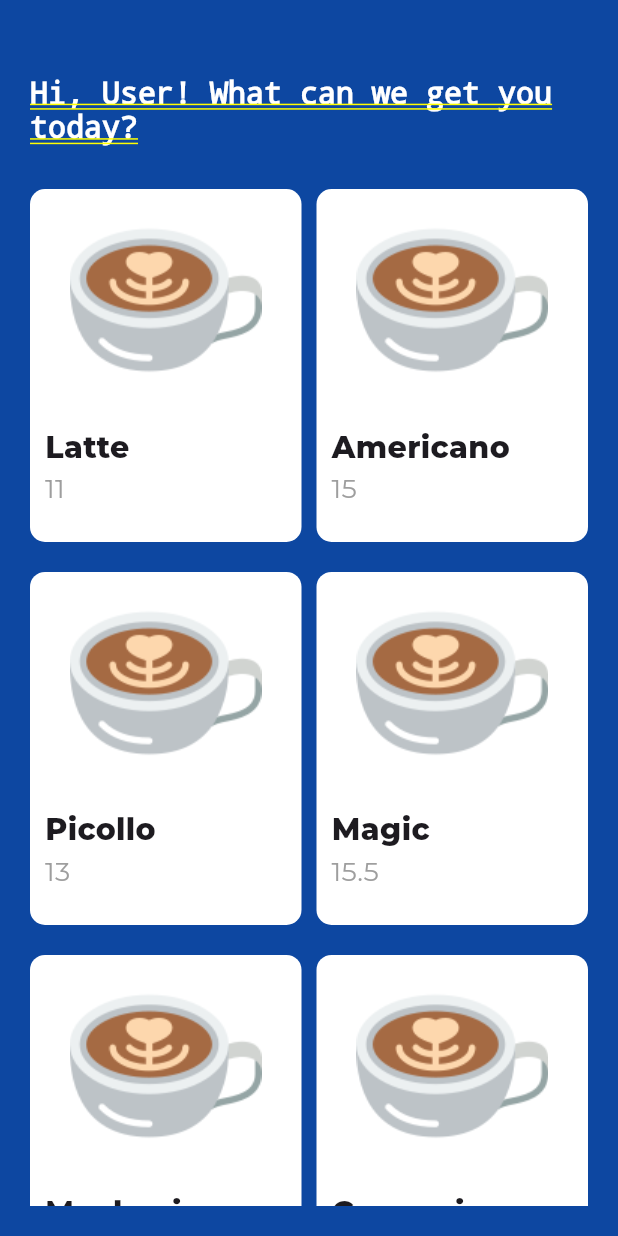
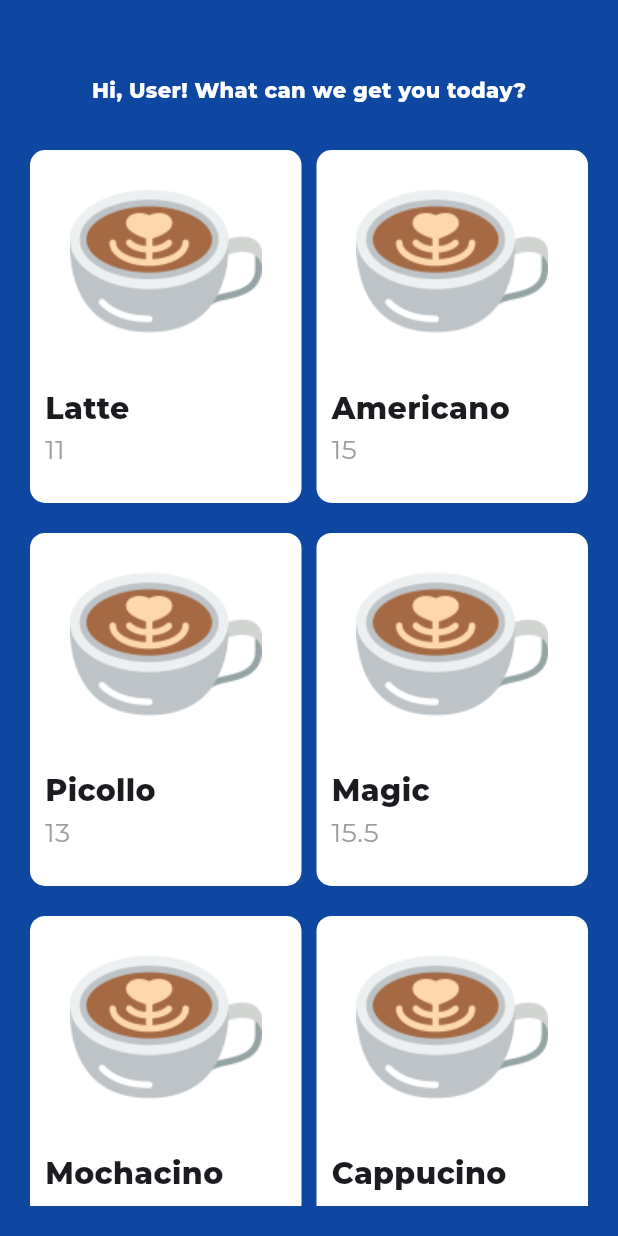
Before and after one commit to CandiceAriel/kohi, a Flutter app: the screen it shows after launch, on a phone screen of 412 x 824 dp. Run offline on Flutter 3.47's test engine with Material 3 defaults, Android fonts, the phone set to English and light mode, and no system bars; our stand-ins replace google_fonts, lottie; missing offline and left inert: flutter_view_widgets.

Commit message:
Add theme data

```diff
--- a/lib/components/card_tile.dart
+++ b/lib/components/card_tile.dart
@@ -1,5 +1,6 @@
 import 'package:flutter/material.dart';
 import 'package:provider/provider.dart';
+import 'package:flutter_view_widgets/flutter_view_widgets.dart';
 
 import '../model/coffee.dart';
 import '../model/coffee_shop.dart';
--- /dev/null
+++ b/lib/globals/themes.dart
@@ -0,0 +1,24 @@
+import 'package:flutter/material.dart';
+import 'package:google_fonts/google_fonts.dart';
+
+final ThemeData myTheme = ThemeData(
+  useMaterial3: true,
+  primaryColor: Colors.blue.shade900,
+  appBarTheme: AppBarTheme(
+      backgroundColor: Colors.blue.shade900,
+      foregroundColor: Colors.white //here you can give the text color
+      ),
+  textTheme: TextTheme(
+    displayLarge: const TextStyle(fontSize: 72, fontWeight: FontWeight.bold),
+
+    //title
+    titleLarge: GoogleFonts.montserrat(fontSize: 30),
+    titleMedium: GoogleFonts.montserrat(fontSize: 16),
+    titleSmall: GoogleFonts.montserrat(fontSize: 14),
+
+    //body
+    bodyLarge: GoogleFonts.montserrat(fontSize: 16),
+    bodyMedium: GoogleFonts.montserrat(fontSize: 14),
+    bodySmall: GoogleFonts.montserrat(fontSize: 12),
+  ),
+);
--- a/lib/main.dart
+++ b/lib/main.dart
@@ -1,13 +1,14 @@
 import 'package:flutter/material.dart';
+import 'package:google_fonts/google_fonts.dart';
+
 import 'package:kohi/model/coffee_shop.dart';
-
-import 'package:google_fonts/google_fonts.dart';
-import 'package:kohi/pages/cart_page.dart';
+import 'package:kohi/screens/cart_screen.dart';
 
 //import components
-import 'package:kohi/pages/home_page.dart';
+import 'package:kohi/screens/home_screen.dart';
 import 'package:kohi/routes.dart';
 import 'package:provider/provider.dart';
+import 'package:kohi/globals/themes.dart';
 
 void main() {
   WidgetsFlutterBinding.ensureInitialized();
@@ -22,24 +23,7 @@ class MainApp extends StatelessWidget {
     return ChangeNotifierProvider(
       create: (context) => CoffeeMenu(),
       builder: (context, child) => MaterialApp(
-        theme: ThemeData(
-          useMaterial3: true,
-          appBarTheme: AppBarTheme(
-            backgroundColor: Colors.blue.shade900,
-            foregroundColor: Colors.white //here you can give the text color
-          ),
-          textTheme: TextTheme(
-            displayLarge: const TextStyle( fontSize: 72, fontWeight: FontWeight.bold ),
-            //title
-            titleLarge: GoogleFonts.montserrat( fontSize: 30 ),
-            titleMedium: GoogleFonts.montserrat( fontSize: 16 ),
-            titleSmall: GoogleFonts.montserrat( fontSize: 14 ),
-            //body
-            bodyLarge: GoogleFonts.montserrat( fontSize: 16 ),
-            bodyMedium: GoogleFonts.montserrat( fontSize: 14 ),
-            bodySmall: GoogleFonts.montserrat( fontSize: 12),
-          ),
-        ),
+        theme: myTheme,
         debugShowCheckedModeBanner: false,
         initialRoute: '/',
         routes: routes,
--- a/lib/pages/home_page.dart
+++ /dev/null
@@ -1,16 +0,0 @@
-import 'package:flutter/material.dart';
-import 'package:kohi/pages/shop_page.dart';
-
-class HomePage extends StatefulWidget {
-  const HomePage({super.key});
-
-  @override
-  State<HomePage> createState() => _HomePageState();
-}
-
-class _HomePageState extends State<HomePage> {
-  @override
-  Widget build(BuildContext context) {
-    return MenuScreen();
-  }
-}
--- a/lib/pages/shop_page.dart
+++ /dev/null
@@ -1,105 +0,0 @@
-import 'package:flutter/material.dart';
-import 'dart:convert';
-import 'package:flutter/services.dart';
-import 'package:provider/provider.dart';
-
-import 'package:kohi/components/card_tile.dart';
-import 'package:kohi/pages/order_page.dart';
-
-import '../model/coffee.dart';
-import '../model/coffee_shop.dart';
-
-class MenuScreen extends StatefulWidget {
-  const MenuScreen({super.key});
-
-  @override
-  State<MenuScreen> createState() => _MenuScreenState();
-}
-
-class _MenuScreenState extends State<MenuScreen> {
-  List listCoffee = [];
-
-  Future<List<Coffee>> readJson() async {
-    final String response = await rootBundle.loadString('assets/json/coffee.json');
-    // final data =  json.decode(response);
-    // final dataCoffee = data['coffee'];
-    List<dynamic> parsedListJson = jsonDecode(response)['coffee'];
-    List<Coffee> itemsList = List<Coffee>.from(parsedListJson.map<Coffee>((dynamic i) => Coffee.fromJson(i))).toList();
-    for (var item in itemsList) {
-      Provider.of<CoffeeMenu>(context, listen: false).addMenu(item);
-    }
-
-    return itemsList;
-  }
-
-  void goToOrderPage(Coffee coffee){
-    // Provider.of<CoffeeMenu>(context, listen: false).addItemToCart(coffee);
-    // showDialog(
-    //   context: context, builder: (context) => AlertDialog(
-    //     title: Text("Added"),
-    //   )
-    // );
-    Navigator.push(
-      context,
-      MaterialPageRoute(
-        builder: (context) => OrderPage(coffee: coffee)
-      )
-    );
-  }
-
-
-  @override
-  void initState() {
-    // TODO: implement initState
-    super.initState();
-    readJson();
-  }
-
-  @override
-  Widget build(BuildContext context) {
-
-    return Consumer<CoffeeMenu>(
-      builder: (context, value, child) => Container(
-        color: Colors.blue.shade900,
-        child: Padding(
-          padding: EdgeInsets.all(20.0),
-          child: Column(
-            children: [
-              Container(
-                margin: EdgeInsets.only(top: 30.0, bottom: 30.0),
-                child: const Text(
-                  'Hi, User! What can we get you today?',
-                  style: TextStyle(
-                    fontSize: 20,
-                    fontWeight: FontWeight.w800,
-                    color: Colors.white
-                  ),
-                ),
-              ),
-
-              Expanded(
-                child: GridView.builder(
-                  gridDelegate: const SliverGridDelegateWithFixedCrossAxisCount(
-                    crossAxisCount: 2,
-                    childAspectRatio: 2 / 2.6,
-                    crossAxisSpacing: 10,
-                    mainAxisSpacing: 20
-                  ),
-                  itemCount: value.menus.length,
-                  itemBuilder: (context, index){
-                    if(value.menus.isNotEmpty) {
-                      Coffee eachCoffee = value.menus[index];
-                      return CardTile(coffee: eachCoffee, onPressed: () => goToOrderPage(eachCoffee));
-                    } else {
-                      return Text('No menu available');
-                    }
-                  }
-                )
-              )
-            ]
-          ),
-        ),
-      )
-    );
-  }
-}
--- a/lib/routes.dart
+++ b/lib/routes.dart
@@ -2,19 +2,18 @@ import 'package:flutter/material.dart';
 
 import './layout/default.dart';
 
-import './pages/cart_page.dart';
-import './pages/home_page.dart';
-import './pages/order_page.dart';
-import './pages/shop_page.dart';
+import 'screens/cart_screen.dart';
+import 'screens/home_screen.dart';
+import 'screens/order_screen.dart';
+import 'screens/menu_screen.dart';
 
 
 var routes = <String, WidgetBuilder>{
   '/home': (context) => DefaultScaffold(
-    title: "",
     bodyWidget: const HomePage(),
   ),
   '/cart': (context) => DefaultScaffold(
     title: 'Cart',
-    bodyWidget: CartPage(),
+    bodyWidget: const CartPage(),
   ),
 };
--- /dev/null
+++ b/lib/screens/home_screen.dart
@@ -0,0 +1,16 @@
+import 'package:flutter/material.dart';
+import 'package:kohi/screens/menu_screen.dart';
+
+class HomePage extends StatefulWidget {
+  const HomePage({super.key});
+
+  @override
+  State<HomePage> createState() => _HomePageState();
+}
+
+class _HomePageState extends State<HomePage> {
+  @override
+  Widget build(BuildContext context) {
+    return MenuScreen();
+  }
+}
--- /dev/null
+++ b/lib/screens/menu_screen.dart
@@ -0,0 +1,105 @@
+import 'package:flutter/material.dart';
+import 'dart:convert';
+import 'package:flutter/services.dart';
+import 'package:provider/provider.dart';
+
+import 'package:kohi/components/card_tile.dart';
+import 'package:kohi/screens/order_screen.dart';
+
+import '../model/coffee.dart';
+import '../model/coffee_shop.dart';
+
+class MenuScreen extends StatefulWidget {
+  const MenuScreen({super.key});
+
+  @override
+  State<MenuScreen> createState() => _MenuScreenState();
+}
+
+class _MenuScreenState extends State<MenuScreen> {
+
+  List listCoffee = [];
+
+  Future<List<Coffee>> readJson() async {
+    final String response = await rootBundle.loadString('assets/json/coffee.json');
+    // final data =  json.decode(response);
+    // final dataCoffee = data['coffee'];
+    List<dynamic> parsedListJson = jsonDecode(response)['coffee'];
+    List<Coffee> itemsList = List<Coffee>.from(parsedListJson.map<Coffee>((dynamic i) => Coffee.fromJson(i))).toList();
+    for (var item in itemsList) {
+      Provider.of<CoffeeMenu>(context, listen: false).addMenu(item);
+    }
+
+    return itemsList;
+  }
+
+  void goToOrderPage(Coffee coffee){
+    // Provider.of<CoffeeMenu>(context, listen: false).addItemToCart(coffee);
+    // showDialog(
+    //   context: context, builder: (context) => AlertDialog(
+    //     title: Text("Added"),
+    //   )
+    // );
+    Navigator.push(
+      context,
+      MaterialPageRoute(
+        builder: (context) => OrderPage(coffee: coffee)
+      )
+    );
+  }
+
+
+  @override
+  void initState() {
+    // TODO: implement initState
+    super.initState();
+    readJson();
+  }
+
+  @override
+  Widget build(BuildContext context) {
+
+    return Consumer<CoffeeMenu>(
+      builder: (c, value, ch) => Container(
+        color: Colors.blue.shade900,
+        child: Padding(
+          padding: EdgeInsets.all(20.0),
+          child: Column(
+            children: [
+              Container(
+                margin: EdgeInsets.only(top: 30.0, bottom: 30.0),
+                child: Text(
+                  'Hi, User! What can we get you today?',
+                  style:  Theme.of(context).textTheme.bodyMedium!.copyWith(
+                    fontWeight: FontWeight.w800,
+                    color: Colors.white
+                  ),
+                ),
+              ),
+
+              Expanded(
+                child: GridView.builder(
+                  gridDelegate: const SliverGridDelegateWithFixedCrossAxisCount(
+                    crossAxisCount: 2,
+                    childAspectRatio: 2 / 2.6,
+                    crossAxisSpacing: 10,
+                    mainAxisSpacing: 20
+                  ),
+                  itemCount: value.menus.length,
+                  itemBuilder: (context, index){
+                    if(value.menus.isNotEmpty) {
+                      Coffee eachCoffee = value.menus[index];
+                      return CardTile(coffee: eachCoffee, onPressed: () => goToOrderPage(eachCoffee));
+                    } else {
+                      return Text('No menu available');
+                    }
+                  }
+                )
+              )
+            ]
+          ),
+        ),
+      )
+    );
+  }
+}
--- /dev/null
+++ b/package.json
@@ -0,0 +1,5 @@
+{
+  "devDependencies": {
+    "sass": "^1.70.0"
+  }
+}
--- a/pubspec.yaml
+++ b/pubspec.yaml
@@ -13,6 +13,7 @@ dependencies:
   json_annotation: ^4.8.1
   provider:
   lottie: ^2.7.0
+  flutter_view_widgets: ^2.2.5-dev.1
 
 dev_dependencies:
   flutter_test:
```
Also changed, not shown: lib/layout/default.dart (+33 -11 lines), lib/route_generate.dart (+4 -4 lines), lib/globals/style.dart (added), lib/images/latte.png (deleted), lib/images/latte_128.png (deleted), lib/screens/cart_screen.dart (renamed from lib/pages/cart_page.dart), lib/screens/order_screen.dart (renamed from lib/pages/order_page.dart), package-lock.json (added), pubspec.lock, 1 other file.
